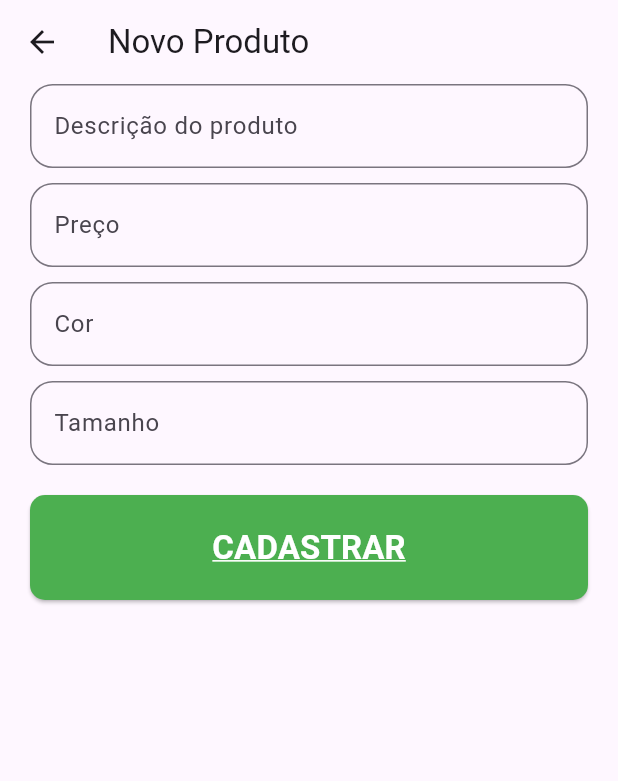
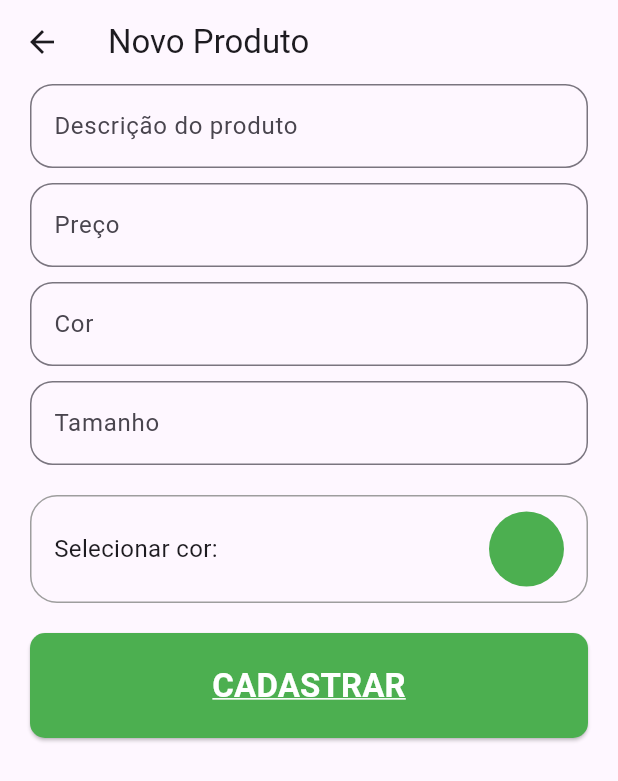
Before and after one commit to adilsonjuniordev/seminario_puc_1-2024_manha, a Flutter app: the AddProductPage screen opened by its route, on a phone screen of 412 x 824 dp. Shown: the top 781 px of the screen. Run offline on Flutter 3.47's test engine with Material 3 defaults, Android fonts, the phone set to English and light mode, and no system bars; our stand-ins replace brasil_fields, flutter_animate, shared_preferences, top_snackbar_flutter; missing offline and left inert: flex_color_picker, validatorless; accounts and stored records are empty.

Commit message:
Color picker

```diff
--- a/lib/app/features/home/home_page.dart
+++ b/lib/app/features/home/home_page.dart
@@ -48,7 +48,7 @@ class _HomePageState extends State<HomePage> {
         child: const Icon(Icons.add, color: Colors.white),
       ),
       body: Padding(
-        padding: EdgeInsets.all(20),
+        padding: const EdgeInsets.all(20),
         child: Column(
           children: [
             products.isEmpty
--- a/lib/app/features/products/add_product_page.dart
+++ b/lib/app/features/products/add_product_page.dart
@@ -1,8 +1,8 @@
-import 'dart:developer';
-
 import 'package:brasil_fields/brasil_fields.dart';
+import 'package:flex_color_picker/flex_color_picker.dart';
 import 'package:flutter/material.dart';
 import 'package:flutter/services.dart';
+import 'package:flutter/widgets.dart';
 import 'package:puc_minas/app/core/models/product_model.dart';
 import 'package:validatorless/validatorless.dart';
 
@@ -20,6 +20,8 @@ class _AddProductPageState extends State<AddProductPage> {
   final priceEC = TextEditingController();
 
   final formKey = GlobalKey<FormState>();
+
+  Color selectedColor = Colors.green;
 
   @override
   Widget build(BuildContext context) {
@@ -72,6 +74,64 @@ class _AddProductPageState extends State<AddProductPage> {
                   ),
                 ),
                 const SizedBox(height: 20),
+                GestureDetector(
+                  onTap: () async {
+                    await showColorPickerDialog(
+                      context,
+                      selectedColor,
+                      actionButtons: const ColorPickerActionButtons(
+                        closeButton: false,
+                      ),
+                      pickersEnabled: {
+                        ColorPickerType.primary: true,
+                        ColorPickerType.wheel: true,
+                        ColorPickerType.accent: false,
+                        ColorPickerType.custom: false,
+                      },
+                      pickerTypeLabels: {
+                        ColorPickerType.primary: 'Cor primária',
+                        ColorPickerType.wheel: 'Manual',
+                      },
+                      elevation: 2,
+                      backgroundColor: Colors.white,
+                      selectedColorIcon: Icons.check,
+                      copyPasteBehavior: const ColorPickerCopyPasteBehavior(copyButton: true),
+                      barrierColor: Colors.black.withOpacity(0.8),
+                      borderColor: Colors.black12,
+                      wheelHasBorder: true,
+                      wheelSquareBorderRadius: 0,
+                      title: const Text('Selecionar Cor'),
+                      hasBorder: false,
+                      borderRadius: 50,
+                    ).then((color) => selectedColor = color);
+                    setState(() {});
+                  },
+                  child: Container(
+                    padding: const EdgeInsets.symmetric(horizontal: 15, vertical: 10),
+                    decoration: BoxDecoration(
+                      borderRadius: BorderRadius.circular(18),
+                      border: Border.all(color: Colors.grey),
+                    ),
+                    child: Row(
+                      mainAxisAlignment: MainAxisAlignment.spaceBetween,
+                      children: [
+                        const Text(
+                          'Selecionar cor:',
+                          style: TextStyle(fontSize: 16),
+                        ),
+                        Container(
+                          height: 50,
+                          width: 50,
+                          decoration: BoxDecoration(
+                            color: selectedColor,
+                            borderRadius: BorderRadius.circular(50),
+                          ),
+                        ),
+                      ],
+                    ),
+                  ),
+                ),
+                const SizedBox(height: 20),
                 SizedBox(
                   height: 70,
                   width: double.infinity,
--- a/pubspec.yaml
+++ b/pubspec.yaml
@@ -40,6 +40,7 @@ dependencies:
   brasil_fields: ^1.14.3
   top_snackbar_flutter: ^3.1.0
   shared_preferences: ^2.2.3
+  flex_color_picker: ^3.4.1
 
 dev_dependencies:
   flutter_test:
```
Also changed, not shown: pubspec.lock.
